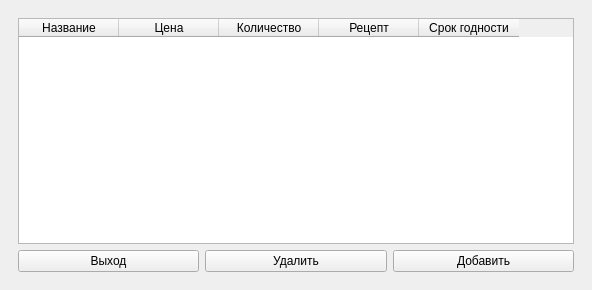
Before: the Qt Designer form mainwindow.ui in Toxicattack4up/AptekaService, drawn with Qt 5.
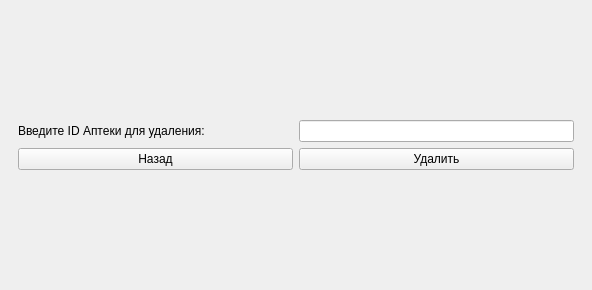
After: the same form once the commit is applied. The open tabs and pages were chosen to show the change.

What changed in the file:
```diff
--- a/mainwindow.ui
+++ b/mainwindow.ui
@@ -512,6 +512,59 @@
             </column>
            </widget>
           </item>
+          <item row="1" column="0">
+           <widget class="QPushButton" name="back_to_admin_menu_pushButton">
+            <property name="text">
+             <string>Назад</string>
+            </property>
+           </widget>
+          </item>
+          <item row="1" column="1">
+           <widget class="QPushButton" name="remove_pharmacy_pushButton">
+            <property name="text">
+             <string>Удалить</string>
+            </property>
+           </widget>
+          </item>
+         </layout>
+        </item>
+       </layout>
+      </widget>
+      <widget class="QWidget" name="page_remove_pharmacy">
+       <layout class="QGridLayout" name="gridLayout_19">
+        <item row="0" column="0">
+         <layout class="QGridLayout" name="Remove_pharmacy">
+          <item row="1" column="1">
+           <widget class="QPushButton" name="remove_pharmacy_pushButton_2">
+            <property name="text">
+             <string>Удалить</string>
+            </property>
+           </widget>
+          </item>
+          <item row="1" column="0">
+           <widget class="QPushButton" name="back_to_view_pharmacy_pushButton_2">
+            <property name="text">
+             <string>Назад</string>
+            </property>
+           </widget>
+          </item>
+          <item row="0" column="0">
+           <widget class="QLabel" name="removeID_label">
+            <property name="text">
+             <string>Введите ID Аптеки для удаления:</string>
+            </property>
+           </widget>
+          </item>
+          <item row="0" column="1">
+           <widget class="QLineEdit" name="removeID_lineEdit">
+            <property name="sizePolicy">
+             <sizepolicy hsizetype="Preferred" vsizetype="Fixed">
+              <horstretch>0</horstretch>
+              <verstretch>0</verstretch>
+             </sizepolicy>
+            </property>
+           </widget>
+          </item>
          </layout>
         </item>
        </layout>
@@ -610,13 +663,6 @@
        <layout class="QGridLayout" name="gridLayout_6">
         <item row="0" column="0">
          <layout class="QGridLayout" name="Seller_menu_2">
-          <item row="1" column="0">
-           <widget class="QPushButton" name="back_to_menu_login_pushButton_2">
-            <property name="text">
-             <string>Выход</string>
-            </property>
-           </widget>
-          </item>
           <item row="1" column="1">
            <widget class="QPushButton" name="remove_pharmacy_item_pushButton">
             <property name="text">
```
Left out of the diff: 200 changed lines with no effect on the pictures.
